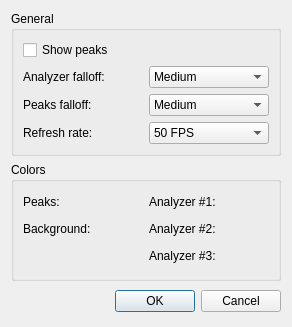
Qt form src/plugins/Visual/analyzer/settingsdialog.ui (ksv1986/qmmp-staging) before a commit.
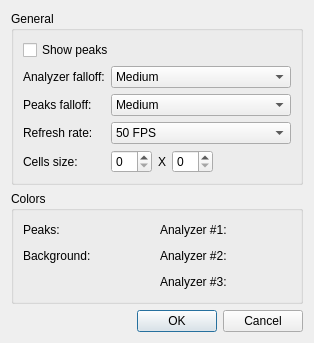
The same form after that commit. Custom widgets are drawn as their Qt base class.

Commit message: analyzer: added option 'cells size'

Patch:
```diff
--- a/src/plugins/Visual/analyzer/settingsdialog.ui
+++ b/src/plugins/Visual/analyzer/settingsdialog.ui
@@ -1,22 +1,22 @@
 <ui version="4.0" >
  <class>SettingsDialog</class>
- <widget class="QDialog" name="SettingsDialog" >
-  <property name="geometry" >
+ <widget class="QDialog" name="SettingsDialog">
+  <property name="geometry">
    <rect>
     <x>0</x>
     <y>0</y>
-    <width>292</width>
-    <height>327</height>
+    <width>314</width>
+    <height>310</height>
    </rect>
   </property>
   <property name="windowTitle" >
    <string>Analyzer Plugin Settings</string>
   </property>
-  <layout class="QGridLayout" name="gridLayout" >
-   <item row="0" column="0" colspan="2" >
-    <widget class="QGroupBox" name="groupBox_2" >
-     <property name="sizePolicy" >
-      <sizepolicy vsizetype="Minimum" hsizetype="Preferred" >
+  <layout class="QVBoxLayout" name="verticalLayout">
+   <item>
+    <widget class="QGroupBox" name="groupBox_2">
+     <property name="sizePolicy">
+      <sizepolicy hsizetype="Preferred" vsizetype="Minimum">
        <horstretch>0</horstretch>
        <verstretch>0</verstretch>
       </sizepolicy>
@@ -24,10 +24,10 @@
      <property name="title" >
       <string>General</string>
      </property>
-     <layout class="QGridLayout" >
-      <item row="0" column="0" >
-       <widget class="QCheckBox" name="peaksCheckBox" >
-        <property name="layoutDirection" >
+     <layout class="QGridLayout" name="gridLayout">
+      <item row="0" column="0" colspan="2">
+       <widget class="QCheckBox" name="peaksCheckBox">
+        <property name="layoutDirection">
          <enum>Qt::LeftToRight</enum>
         </property>
         <property name="text" >
@@ -35,9 +35,9 @@
         </property>
        </widget>
       </item>
-      <item row="1" column="0" >
-       <widget class="QLabel" name="label_10" >
-        <property name="text" >
+      <item row="1" column="0">
+       <widget class="QLabel" name="label_10">
+        <property name="text">
          <string>Analyzer falloff:</string>
         </property>
         <property name="alignment" >
@@ -45,9 +45,9 @@
         </property>
        </widget>
       </item>
-      <item row="1" column="1" >
-       <widget class="QComboBox" name="analyzerComboBox" >
-        <property name="currentIndex" >
+      <item row="1" column="1">
+       <widget class="QComboBox" name="analyzerComboBox">
+        <property name="currentIndex">
          <number>2</number>
         </property>
         <item>
@@ -77,9 +77,9 @@
         </item>
        </widget>
       </item>
-      <item row="2" column="0" >
-       <widget class="QLabel" name="label_9" >
-        <property name="text" >
+      <item row="2" column="0">
+       <widget class="QLabel" name="label_9">
+        <property name="text">
          <string>Peaks falloff:</string>
         </property>
         <property name="alignment" >
@@ -87,9 +87,9 @@
         </property>
        </widget>
       </item>
-      <item row="2" column="1" >
-       <widget class="QComboBox" name="peaksComboBox" >
-        <property name="currentIndex" >
+      <item row="2" column="1">
+       <widget class="QComboBox" name="peaksComboBox">
+        <property name="currentIndex">
          <number>2</number>
         </property>
         <item>
@@ -119,9 +119,9 @@
         </item>
        </widget>
       </item>
-      <item row="3" column="0" >
-       <widget class="QLabel" name="label_11" >
-        <property name="text" >
+      <item row="3" column="0">
+       <widget class="QLabel" name="label_11">
+        <property name="text">
          <string>Refresh rate:</string>
         </property>
         <property name="alignment" >
@@ -129,9 +129,9 @@
         </property>
        </widget>
       </item>
-      <item row="3" column="1" >
-       <widget class="QComboBox" name="fpsComboBox" >
-        <property name="currentIndex" >
+      <item row="3" column="1">
+       <widget class="QComboBox" name="fpsComboBox">
+        <property name="currentIndex">
          <number>0</number>
         </property>
         <item>
@@ -156,13 +156,50 @@
         </item>
        </widget>
       </item>
+      <item row="4" column="0">
+       <widget class="QLabel" name="label">
+        <property name="text">
+         <string>Cells size:</string>
+        </property>
+       </widget>
+      </item>
+      <item row="4" column="1">
+       <layout class="QHBoxLayout" name="horizontalLayout">
+        <item>
+         <widget class="QSpinBox" name="cellWidthSpinBox"/>
+        </item>
+        <item>
+         <widget class="QLabel" name="label_2">
+          <property name="text">
+           <string notr="true">X</string>
+          </property>
+         </widget>
+        </item>
+        <item>
+         <widget class="QSpinBox" name="cellHeightSpinBox"/>
+        </item>
+        <item>
+         <spacer name="horizontalSpacer">
+          <property name="orientation">
+           <enum>Qt::Horizontal</enum>
+          </property>
+          <property name="sizeHint" stdset="0">
+           <size>
+            <width>40</width>
+            <height>20</height>
+           </size>
+          </property>
+         </spacer>
+        </item>
+       </layout>
+      </item>
      </layout>
     </widget>
    </item>
-   <item row="1" column="0" colspan="2" >
-    <widget class="QGroupBox" name="groupBox" >
-     <property name="sizePolicy" >
-      <sizepolicy vsizetype="MinimumExpanding" hsizetype="Preferred" >
+   <item>
+    <widget class="QGroupBox" name="groupBox">
+     <property name="sizePolicy">
+      <sizepolicy hsizetype="Preferred" vsizetype="MinimumExpanding">
        <horstretch>0</horstretch>
        <verstretch>0</verstretch>
       </sizepolicy>
@@ -170,10 +207,10 @@
      <property name="title" >
       <string>Colors</string>
      </property>
-     <layout class="QGridLayout" >
-      <item row="0" column="0" >
-       <widget class="QLabel" name="label_4" >
-        <property name="text" >
+     <layout class="QGridLayout">
+      <item row="0" column="0">
+       <widget class="QLabel" name="label_4">
+        <property name="text">
          <string>Peaks:</string>
         </property>
         <property name="alignment" >
@@ -181,15 +218,21 @@
         </property>
        </widget>
       </item>
-      <item row="0" column="1" >
-       <widget class="ColorWidget" native="1" name="peakColorWidget" >
-        <property name="sizePolicy" >
-         <sizepolicy vsizetype="Fixed" hsizetype="Fixed" >
+      <item row="0" column="1">
+       <widget class="ColorWidget" name="peakColorWidget" native="true">
+        <property name="sizePolicy">
+         <sizepolicy hsizetype="Fixed" vsizetype="Fixed">
           <horstretch>0</horstretch>
           <verstretch>0</verstretch>
          </sizepolicy>
         </property>
-        <property name="maximumSize" >
+        <property name="minimumSize">
+         <size>
+          <width>20</width>
+          <height>20</height>
+         </size>
+        </property>
+        <property name="maximumSize">
          <size>
           <width>20</width>
           <height>20</height>
@@ -197,9 +240,9 @@
         </property>
        </widget>
       </item>
-      <item row="0" column="2" >
-       <widget class="QLabel" name="label_6" >
-        <property name="text" >
+      <item row="0" column="2">
+       <widget class="QLabel" name="label_6">
+        <property name="text">
          <string>Analyzer #1:</string>
         </property>
         <property name="alignment" >
@@ -207,15 +250,21 @@
         </property>
        </widget>
       </item>
-      <item row="0" column="3" >
-       <widget class="ColorWidget" native="1" name="colorWidget1" >
-        <property name="sizePolicy" >
-         <sizepolicy vsizetype="Fixed" hsizetype="Fixed" >
+      <item row="0" column="3">
+       <widget class="ColorWidget" name="colorWidget1" native="true">
+        <property name="sizePolicy">
+         <sizepolicy hsizetype="Fixed" vsizetype="Fixed">
           <horstretch>0</horstretch>
           <verstretch>0</verstretch>
          </sizepolicy>
         </property>
-        <property name="maximumSize" >
+        <property name="minimumSize">
+         <size>
+          <width>20</width>
+          <height>20</height>
+         </size>
+        </property>
+        <property name="maximumSize">
          <size>
           <width>20</width>
           <height>20</height>
@@ -223,9 +272,9 @@
         </property>
        </widget>
       </item>
-      <item row="1" column="0" >
-       <widget class="QLabel" name="label_5" >
-        <property name="text" >
+      <item row="1" column="0">
+       <widget class="QLabel" name="label_5">
+        <property name="text">
          <string>Background:</string>
         </property>
         <property name="alignment" >
@@ -233,15 +282,21 @@
         </property>
        </widget>
       </item>
-      <item row="1" column="1" >
-       <widget class="ColorWidget" native="1" name="bgColorWidget" >
-        <property name="sizePolicy" >
-         <sizepolicy vsizetype="Fixed" hsizetype="Fixed" >
+      <item row="1" column="1">
+       <widget class="ColorWidget" name="bgColorWidget" native="true">
+        <property name="sizePolicy">
+         <sizepolicy hsizetype="Fixed" vsizetype="Fixed">
           <horstretch>0</horstretch>
           <verstretch>0</verstretch>
          </sizepolicy>
         </property>
-        <property name="maximumSize" >
+        <property name="minimumSize">
+         <size>
+          <width>20</width>
+          <height>20</height>
+         </size>
+        </property>
+        <property name="maximumSize">
          <size>
           <width>20</width>
           <height>20</height>
@@ -249,9 +304,9 @@
         </property>
        </widget>
       </item>
-      <item row="1" column="2" >
-       <widget class="QLabel" name="label_7" >
-        <property name="text" >
+      <item row="1" column="2">
+       <widget class="QLabel" name="label_7">
+        <property name="text">
          <string>Analyzer #2:</string>
         </property>
         <property name="alignment" >
@@ -259,15 +314,21 @@
         </property>
        </widget>
       </item>
-      <item row="1" column="3" >
-       <widget class="ColorWidget" native="1" name="colorWidget2" >
-        <property name="sizePolicy" >
-         <sizepolicy vsizetype="Fixed" hsizetype="Fixed" >
+      <item row="1" column="3">
+       <widget class="ColorWidget" name="colorWidget2" native="true">
+        <property name="sizePolicy">
+         <sizepolicy hsizetype="Fixed" vsizetype="Fixed">
           <horstretch>0</horstretch>
           <verstretch>0</verstretch>
          </sizepolicy>
         </property>
-        <property name="maximumSize" >
+        <property name="minimumSize">
+         <size>
+          <width>20</width>
+          <height>20</height>
+         </size>
+        </property>
+        <property name="maximumSize">
          <size>
           <width>20</width>
           <height>20</height>
@@ -275,7 +336,7 @@
         </property>
        </widget>
       </item>
-      <item row="2" column="0" colspan="2" >
+      <item row="2" column="0" colspan="2">
        <spacer>
         <property name="orientation" >
          <enum>Qt::Horizontal</enum>
@@ -288,9 +349,9 @@
         </property>
        </spacer>
       </item>
-      <item row="2" column="2" >
-       <widget class="QLabel" name="label_8" >
-        <property name="text" >
+      <item row="2" column="2">
+       <widget class="QLabel" name="label_8">
+        <property name="text">
          <string>Analyzer #3:</string>
         </property>
         <property name="alignment" >
@@ -298,15 +359,21 @@
         </property>
        </widget>
       </item>
-      <item row="2" column="3" >
-       <widget class="ColorWidget" native="1" name="colorWidget3" >
-        <property name="sizePolicy" >
-         <sizepolicy vsizetype="Fixed" hsizetype="Fixed" >
+      <item row="2" column="3">
+       <widget class="ColorWidget" name="colorWidget3" native="true">
+        <property name="sizePolicy">
+         <sizepolicy hsizetype="Fixed" vsizetype="Fixed">
           <horstretch>0</horstretch>
           <verstretch>0</verstretch>
          </sizepolicy>
         </property>
-        <property name="maximumSize" >
+        <property name="minimumSize">
+         <size>
+          <width>20</width>
+          <height>20</height>
+         </size>
+        </property>
+        <property name="maximumSize">
          <size>
           <width>20</width>
           <height>20</height>
@@ -317,25 +384,9 @@
      </layout>
     </widget>
    </item>
-   <item row="2" column="0" >
-    <spacer>
-     <property name="orientation" >
-      <enum>Qt::Horizontal</enum>
-     </property>
-     <property name="sizeType" >
-      <enum>QSizePolicy::Minimum</enum>
-     </property>
-     <property name="sizeHint" stdset="0" >
-      <size>
-       <width>95</width>
-       <height>29</height>
-      </size>
-     </property>
-    </spacer>
-   </item>
-   <item row="2" column="1" >
-    <widget class="QDialogButtonBox" name="buttonBox" >
-     <property name="standardButtons" >
+   <item>
+    <widget class="QDialogButtonBox" name="buttonBox">
+     <property name="standardButtons">
       <set>QDialogButtonBox::Cancel|QDialogButtonBox::Ok</set>
      </property>
     </widget>
```
Left out of the diff: 67 changed lines with no effect on the pictures. The commit also changes 16 other files.
